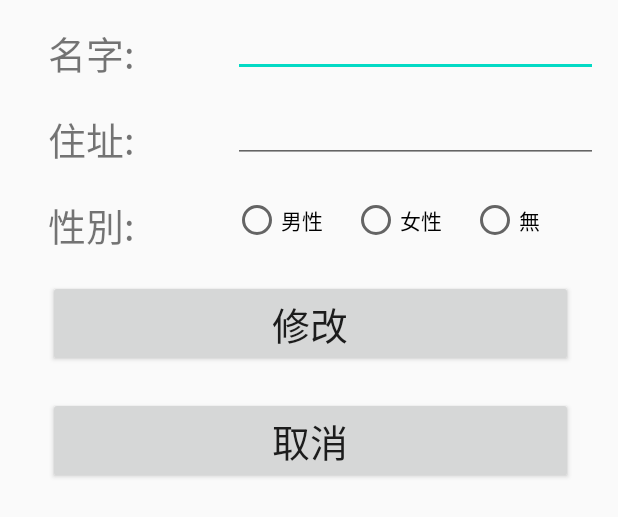
After one commit to ambersun1234/android, an Android app: the layout modify_layout.xml on its own in the app's theme, with its tools: preview values and no code run, on a phone screen of 412 x 824 dp. The commit adds this screen. Shown: the top 517 px of the screen. Run offline under Robolectric (Android 15) with nearby library versions, the phone set to English and light mode, and no system bars.

Commit message:
Add modify page

```diff
--- a/sqlite/app/src/main/AndroidManifest.xml
+++ b/sqlite/app/src/main/AndroidManifest.xml
@@ -16,6 +16,7 @@
                 <category android:name="android.intent.category.LAUNCHER" />
             </intent-filter>
         </activity>
+        <activity android:name=".modifyActivity"></activity>
     </application>
 
 </manifest>
--- a/sqlite/app/src/main/java/com/ambersun1234/sqlite/RAdapter.kt
+++ b/sqlite/app/src/main/java/com/ambersun1234/sqlite/RAdapter.kt
@@ -1,14 +1,15 @@
 package com.ambersun1234.sqlite
 
 import android.content.Context
+import android.content.Intent
 import android.graphics.Bitmap
 import android.view.LayoutInflater
 import android.view.View
 import android.view.ViewGroup
 import android.widget.ImageView
 import android.widget.TextView
+import androidx.core.content.ContextCompat.startActivity
 import androidx.recyclerview.widget.RecyclerView
-import java.sql.Blob
 
 class RAdapter(
     var name_arr:    ArrayList<String>,
@@ -31,11 +32,25 @@ class RAdapter(
         val sql_sex: TextView
         val sql_address: TextView
 
+        private val clickHandler = object: View.OnClickListener {
+            override fun onClick(v: View?) {
+                val it = Intent(v?.context, modifyActivity::class.java)
+                val index = layoutPosition
+
+                it.putExtra("name", name_arr[index])
+                it.putExtra("sex", sex_arr[index])
+                it.putExtra("address", address_arr[index])
+                ccontext.startActivity(it)
+            }
+        }
+
         constructor(tview: View) : super(tview) {
             sql_img     = tview.findViewById(R.id.sql_img)
             sql_name    = tview.findViewById(R.id.sql_name)
             sql_sex     = tview.findViewById(R.id.sql_sex)
             sql_address = tview.findViewById(R.id.sql_address)
+
+            tview.setOnClickListener(this.clickHandler)
         }
     }
 
--- /dev/null
+++ b/sqlite/app/src/main/java/com/ambersun1234/sqlite/modifyActivity.kt
@@ -0,0 +1,12 @@
+package com.ambersun1234.sqlite
+
+import android.os.Bundle
+import android.os.PersistableBundle
+import androidx.appcompat.app.AppCompatActivity
+
+class modifyActivity : AppCompatActivity() {
+    override fun onCreate(savedInstanceState: Bundle?, persistentState: PersistableBundle?) {
+        super.onCreate(savedInstanceState, persistentState)
+        setContentView(R.layout.modify_layout)
+    }
+}
--- /dev/null
+++ b/sqlite/app/src/main/res/layout/modify_layout.xml
@@ -0,0 +1,111 @@
+<?xml version="1.0" encoding="utf-8"?>
+<androidx.constraintlayout.widget.ConstraintLayout
+    xmlns:android="http://schemas.android.com/apk/res/android"
+    xmlns:app="http://schemas.android.com/apk/res-auto"
+    xmlns:tools="http://schemas.android.com/tools"
+    android:layout_width="match_parent"
+    android:layout_height="match_parent">
+
+    <TextView
+        android:id="@+id/textView7"
+        android:layout_width="107dp"
+        android:layout_height="37dp"
+        android:layout_marginStart="32dp"
+        android:layout_marginTop="16dp"
+        android:text="@string/prompt_name"
+        android:textSize="25sp"
+        app:layout_constraintStart_toStartOf="parent"
+        app:layout_constraintTop_toTopOf="parent" />
+
+    <TextView
+        android:id="@+id/address_modify"
+        android:layout_width="107dp"
+        android:layout_height="37dp"
+        android:layout_marginTop="20dp"
+        android:text="@string/prompt_address"
+        android:textSize="25sp"
+        app:layout_constraintStart_toStartOf="@+id/textView7"
+        app:layout_constraintTop_toBottomOf="@+id/textView7" />
+
+    <TextView
+        android:id="@+id/textView6"
+        android:layout_width="107dp"
+        android:layout_height="37dp"
+        android:layout_marginTop="20dp"
+        android:text="@string/prompt_sex"
+        android:textSize="25sp"
+        app:layout_constraintStart_toStartOf="@+id/address_modify"
+        app:layout_constraintTop_toBottomOf="@+id/address_modify" />
+
+    <EditText
+        android:id="@+id/name_minput"
+        android:layout_width="243dp"
+        android:layout_height="35dp"
+        android:layout_marginStart="16dp"
+        android:ems="10"
+        android:inputType="textPersonName"
+        app:layout_constraintStart_toEndOf="@+id/textView7"
+        app:layout_constraintTop_toTopOf="@+id/textView7" />
+
+    <EditText
+        android:id="@+id/address_minput"
+        android:layout_width="243dp"
+        android:layout_height="35dp"
+        android:layout_marginStart="16dp"
+        android:ems="10"
+        android:inputType="textPersonName"
+        app:layout_constraintStart_toEndOf="@+id/address_modify"
+        app:layout_constraintTop_toTopOf="@+id/address_modify" />
+
+    <RadioGroup
+        android:id="@+id/sex_minput"
+        android:layout_width="238dp"
+        android:layout_height="36dp"
+        android:layout_marginStart="16dp"
+        android:orientation="horizontal"
+        app:layout_constraintStart_toEndOf="@+id/textView6"
+        app:layout_constraintTop_toTopOf="@+id/textView6">
+
+        <RadioButton
+            android:id="@+id/rbtn_male"
+            android:layout_width="0dp"
+            android:layout_weight="1"
+            android:layout_height="wrap_content"
+            android:text="@string/prompt_male" />
+
+        <RadioButton
+            android:id="@+id/rbtn_female"
+            android:layout_width="0dp"
+            android:layout_weight="1"
+            android:layout_height="wrap_content"
+            android:text="@string/prompt_female" />
+
+        <RadioButton
+            android:id="@+id/rbtn_none"
+            android:layout_width="0dp"
+            android:layout_weight="1"
+            android:layout_height="wrap_content"
+            android:text="@string/prompt_none" />
+    </RadioGroup>
+
+    <Button
+        android:id="@+id/modify_btn"
+        android:layout_width="350dp"
+        android:layout_height="58dp"
+        android:layout_marginTop="20dp"
+        android:text="@string/submit"
+        android:textSize="25sp"
+        app:layout_constraintStart_toStartOf="@+id/textView6"
+        app:layout_constraintTop_toBottomOf="@+id/sex_minput" />
+
+    <Button
+        android:id="@+id/cancel_btn"
+        android:layout_width="350dp"
+        android:layout_height="58dp"
+        android:layout_marginTop="20dp"
+        android:text="@string/cancel"
+        android:textSize="25sp"
+        app:layout_constraintStart_toStartOf="@+id/modify_btn"
+        app:layout_constraintTop_toBottomOf="@+id/modify_btn" />
+
+</androidx.constraintlayout.widget.ConstraintLayout>
--- a/sqlite/app/src/main/res/values/strings.xml
+++ b/sqlite/app/src/main/res/values/strings.xml
@@ -11,4 +11,6 @@
     <string name="btn_list">所有列表</string>
     <string name="btn_query">查詢列表</string>
     <string name="btn_insert">寫入列表</string>
+    <string name="submit">修改</string>
+    <string name="cancel">取消</string>
 </resources>
--- a/zodiac/app/src/main/java/com/ambersun1234/zodiac/MainActivity.kt
+++ b/zodiac/app/src/main/java/com/ambersun1234/zodiac/MainActivity.kt
@@ -1,7 +1,6 @@
 package com.ambersun1234.zodiac;
 
 import android.annotation.SuppressLint
-import android.app.Activity
 import android.app.DatePickerDialog
 import android.content.Context
 import android.content.Intent
```
